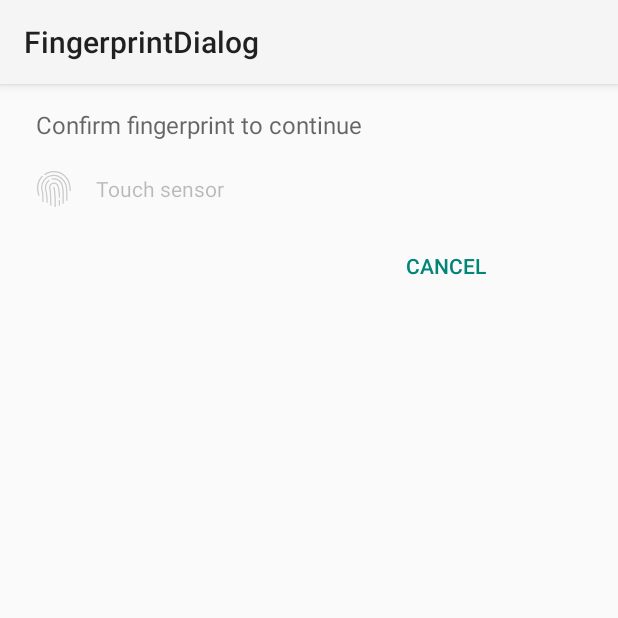
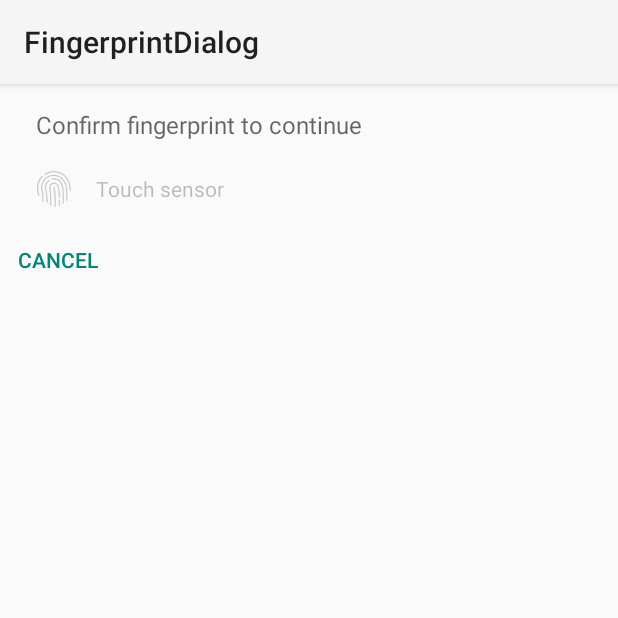
Before and after one commit to vndly/android-fingerprint, an Android app: the fragment FingerprintDialog shown on its own in the app's theme, on a phone screen of 412 x 824 dp, the top half of it. Run offline under Robolectric (Android 15) with nearby library versions, the phone set to English and light mode, and no system bars; 5 statements that could not run were skipped.

Commit message:
Code cleanup

```diff
--- a/app/src/main/java/com/example/androidfingerprint/FingerprintDialog.java
+++ b/app/src/main/java/com/example/androidfingerprint/FingerprintDialog.java
@@ -37,7 +37,7 @@ public class FingerprintDialog extends DialogFragment implements FingerprintUiHe
     public View onCreateView(LayoutInflater inflater, ViewGroup container, Bundle savedInstanceState)
     {
         getDialog().setTitle(getString(R.string.sign_in));
-        View v = inflater.inflate(R.layout.fingerprint_dialog_container, container, false);
+        View v = inflater.inflate(R.layout.fingerprint_dialog, container, false);
         mCancelButton = v.findViewById(R.id.cancel_button);
         mCancelButton.setOnClickListener(new View.OnClickListener()
         {
--- /dev/null
+++ b/app/src/main/res/layout/fingerprint_dialog.xml
@@ -0,0 +1,58 @@
+<?xml version="1.0" encoding="utf-8"?>
+<LinearLayout
+    xmlns:android="http://schemas.android.com/apk/res/android"
+    android:layout_width="match_parent"
+    android:layout_height="match_parent"
+    android:orientation="vertical">
+
+    <RelativeLayout
+        android:id="@+id/fingerprint_container"
+        android:layout_width="match_parent"
+        android:layout_height="wrap_content"
+        android:paddingBottom="8dp"
+        android:paddingEnd="24dp"
+        android:paddingStart="24dp"
+        android:paddingTop="16dp">
+
+        <TextView
+            android:id="@+id/fingerprint_description"
+            android:layout_width="wrap_content"
+            android:layout_height="wrap_content"
+            android:layout_alignParentStart="true"
+            android:layout_alignParentTop="true"
+            android:text="@string/fingerprint_description"
+            android:textAppearance="@android:style/TextAppearance.Material.Subhead"
+            android:textColor="?android:attr/textColorSecondary"/>
+
+        <ImageView
+            android:id="@+id/fingerprint_icon"
+            android:layout_width="wrap_content"
+            android:layout_height="wrap_content"
+            android:layout_alignParentStart="true"
+            android:layout_below="@+id/fingerprint_description"
+            android:layout_marginTop="20dp"
+            android:contentDescription="@string/description_fingerprint_icon"
+            android:src="@drawable/ic_fingerprint"/>
+
+        <TextView
+            android:id="@+id/fingerprint_status"
+            style="@android:style/TextAppearance.Material.Body1"
+            android:layout_width="wrap_content"
+            android:layout_height="wrap_content"
+            android:layout_alignBottom="@+id/fingerprint_icon"
+            android:layout_alignTop="@+id/fingerprint_icon"
+            android:layout_marginStart="16dp"
+            android:layout_toEndOf="@+id/fingerprint_icon"
+            android:gravity="center_vertical"
+            android:text="@string/fingerprint_hint"
+            android:textColor="@color/hint_color"/>
+
+    </RelativeLayout>
+
+    <Button
+        android:id="@+id/cancel_button"
+        style="?android:attr/buttonBarNegativeButtonStyle"
+        android:layout_width="wrap_content"
+        android:layout_height="wrap_content"/>
+
+</LinearLayout>
--- a/app/src/main/res/layout/fingerprint_dialog_container.xml
+++ /dev/null
@@ -1,50 +0,0 @@
-<?xml version="1.0" encoding="utf-8"?>
-<LinearLayout
-    xmlns:android="http://schemas.android.com/apk/res/android"
-    android:layout_width="match_parent"
-    android:layout_height="match_parent"
-    android:orientation="vertical">
-
-    <FrameLayout
-        android:layout_width="wrap_content"
-        android:layout_height="wrap_content">
-
-        <include
-            layout="@layout/fingerprint_dialog_content"/>
-
-    </FrameLayout>
-
-    <LinearLayout
-        android:id="@+id/buttonPanel"
-        style="?android:attr/buttonBarStyle"
-        android:layout_width="match_parent"
-        android:layout_height="wrap_content"
-        android:gravity="bottom"
-        android:orientation="horizontal"
-        android:paddingBottom="4dp"
-        android:paddingEnd="12dp"
-        android:paddingStart="12dp"
-        android:paddingTop="4dp">
-
-        <Space
-            android:id="@+id/spacer"
-            android:layout_width="0dp"
-            android:layout_height="0dp"
-            android:layout_weight="1"
-            android:visibility="invisible"/>
-
-        <Button
-            android:id="@+id/cancel_button"
-            style="?android:attr/buttonBarNegativeButtonStyle"
-            android:layout_width="wrap_content"
-            android:layout_height="wrap_content"/>
-
-        <Button
-            android:id="@+id/second_dialog_button"
-            style="?android:attr/buttonBarPositiveButtonStyle"
-            android:layout_width="wrap_content"
-            android:layout_height="wrap_content"/>
-
-    </LinearLayout>
-
-</LinearLayout>
--- a/app/src/main/res/layout/fingerprint_dialog_content.xml
+++ /dev/null
@@ -1,45 +0,0 @@
-<?xml version="1.0" encoding="utf-8"?>
-<RelativeLayout
-    android:id="@+id/fingerprint_container"
-    xmlns:android="http://schemas.android.com/apk/res/android"
-    android:layout_width="match_parent"
-    android:layout_height="match_parent"
-    android:paddingBottom="8dp"
-    android:paddingEnd="24dp"
-    android:paddingStart="24dp"
-    android:paddingTop="16dp">
-
-    <TextView
-        android:id="@+id/fingerprint_description"
-        android:layout_width="wrap_content"
-        android:layout_height="wrap_content"
-        android:layout_alignParentStart="true"
-        android:layout_alignParentTop="true"
-        android:text="@string/fingerprint_description"
-        android:textAppearance="@android:style/TextAppearance.Material.Subhead"
-        android:textColor="?android:attr/textColorSecondary"/>
-
-    <ImageView
-        android:id="@+id/fingerprint_icon"
-        android:layout_width="wrap_content"
-        android:layout_height="wrap_content"
-        android:layout_alignParentStart="true"
-        android:layout_below="@+id/fingerprint_description"
-        android:layout_marginTop="20dp"
-        android:contentDescription="@string/description_fingerprint_icon"
-        android:src="@drawable/ic_fingerprint"/>
-
-    <TextView
-        android:id="@+id/fingerprint_status"
-        style="@android:style/TextAppearance.Material.Body1"
-        android:layout_width="wrap_content"
-        android:layout_height="wrap_content"
-        android:layout_alignBottom="@+id/fingerprint_icon"
-        android:layout_alignTop="@+id/fingerprint_icon"
-        android:layout_marginStart="16dp"
-        android:layout_toEndOf="@+id/fingerprint_icon"
-        android:gravity="center_vertical"
-        android:text="@string/fingerprint_hint"
-        android:textColor="@color/hint_color"/>
-
-</RelativeLayout>
```
